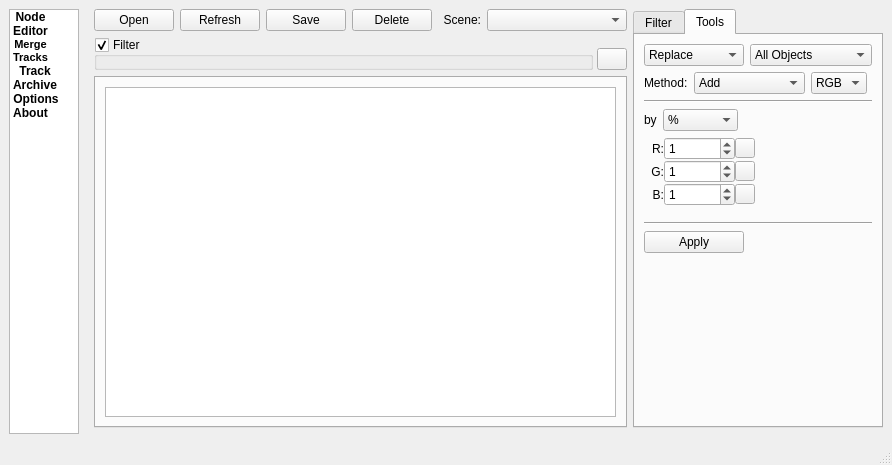
Above: mainwindow.ui from lephro/VeloTrackEditToolbox before the change. Below: the same form after it.
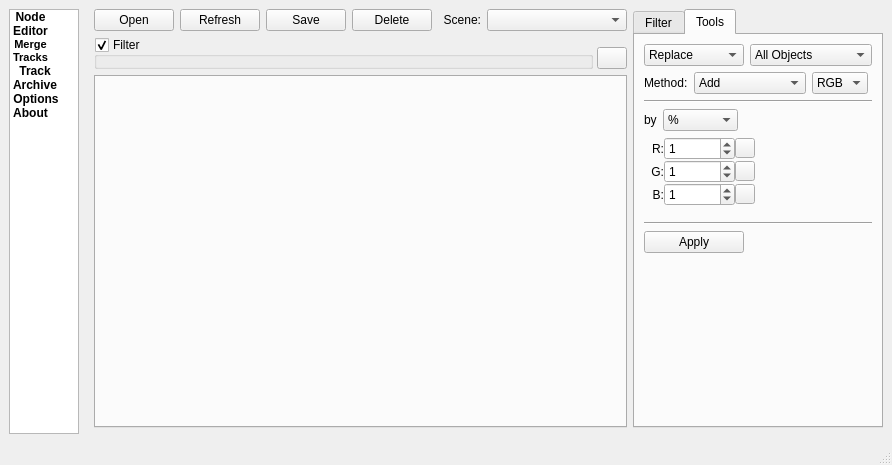
That is the form after the change. Icons and pictures are not drawn.

Diff of the .ui file:
```diff
--- a/mainwindow.ui
+++ b/mainwindow.ui
@@ -423,7 +423,7 @@
                 <property name="sizeHint" stdset="0">
                  <size>
                   <width>1</width>
-                  <height>11</height>
+                  <height>10</height>
                  </size>
                 </property>
                </spacer>
@@ -467,7 +467,7 @@
           <item>
            <widget class="QTabWidget" name="nodeEditorTabWidget">
             <property name="currentIndex">
-             <number>0</number>
+             <number>-1</number>
             </property>
             <property name="tabsClosable">
              <bool>true</bool>
@@ -478,50 +478,6 @@
             <property name="tabBarAutoHide">
              <bool>true</bool>
             </property>
-            <widget class="QWidget" name="defaultTab">
-             <attribute name="title">
-              <string>Track</string>
-             </attribute>
-             <layout class="QVBoxLayout" name="verticalLayout_7">
-              <item>
-               <widget class="QTreeView" name="nodeTreeView">
-                <property name="sizePolicy">
-                 <sizepolicy hsizetype="Expanding" vsizetype="Expanding">
-                  <horstretch>0</horstretch>
-                  <verstretch>0</verstretch>
-                 </sizepolicy>
-                </property>
-                <property name="minimumSize">
-                 <size>
-                  <width>0</width>
-                  <height>0</height>
-                 </size>
-                </property>
-                <property name="contextMenuPolicy">
-                 <enum>Qt::CustomContextMenu</enum>
-                </property>
-                <property name="showDropIndicator" stdset="0">
-                 <bool>false</bool>
-                </property>
-                <property name="selectionMode">
-                 <enum>QAbstractItemView::ExtendedSelection</enum>
-                </property>
-                <property name="indentation">
-                 <number>15</number>
-                </property>
-                <property name="sortingEnabled">
-                 <bool>false</bool>
-                </property>
-                <attribute name="headerCascadingSectionResizes">
-                 <bool>true</bool>
-                </attribute>
-                <attribute name="headerHighlightSections">
-                 <bool>true</bool>
-                </attribute>
-               </widget>
-              </item>
-             </layout>
-            </widget>
            </widget>
           </item>
          </layout>
@@ -1327,6 +1283,11 @@
                     <string>Add</string>
                    </property>
                   </item>
+                  <item>
+                   <property name="text">
+                    <string>Add Incremental</string>
+                   </property>
+                  </item>
                   <item>
                    <property name="text">
                     <string>Replace</string>
@@ -1334,7 +1295,7 @@
                   </item>
                   <item>
                    <property name="text">
-                    <string>Incremental Add</string>
+                    <string>Multiply</string>
                    </property>
                   </item>
                  </widget>
```
